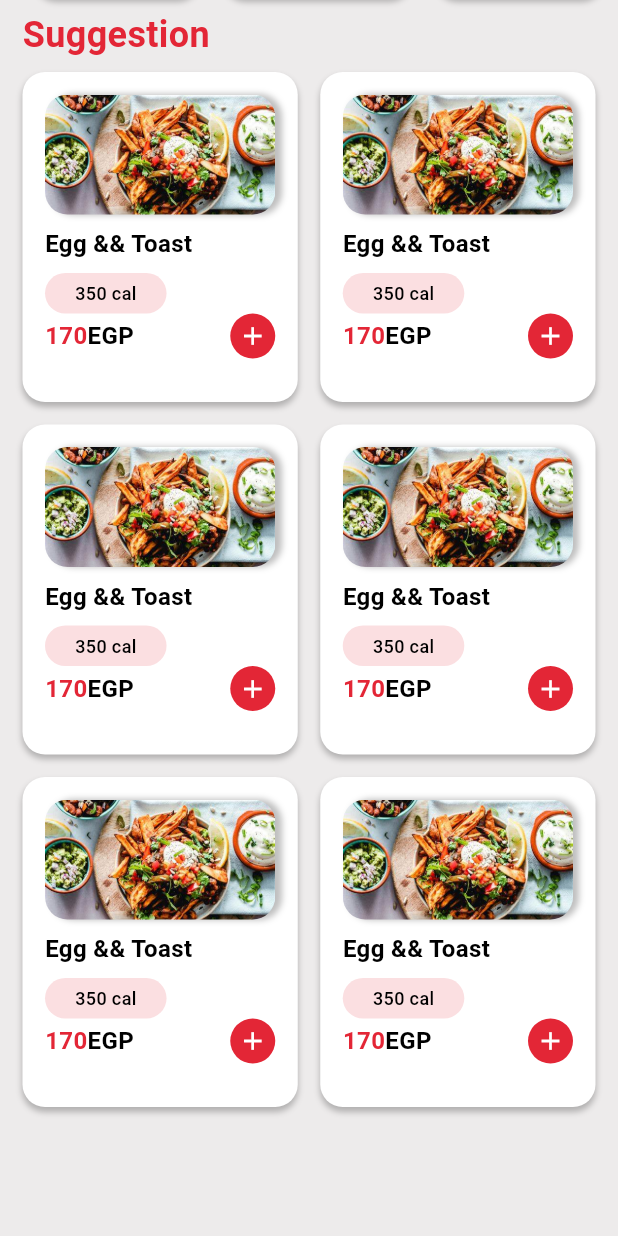
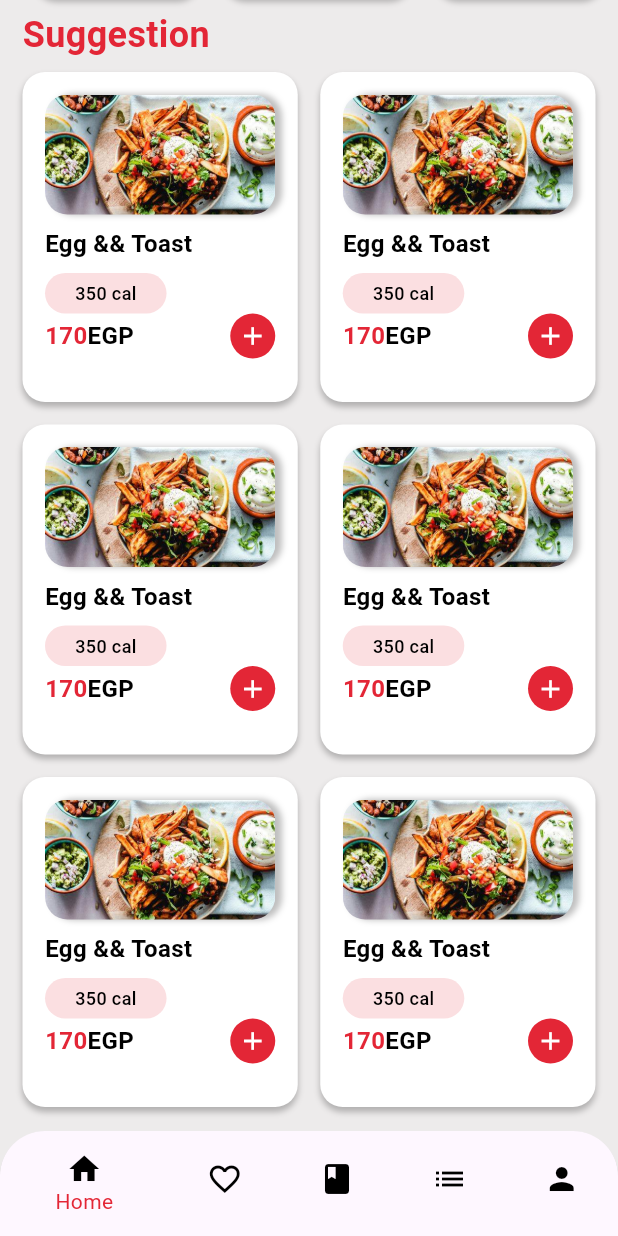
Before and after one commit to TechnoTitans-FitFat/FitFat-Flutter, a Flutter app: the MainScreen screen opened directly, scrolled down 576 dp, on a phone screen of 412 x 824 dp. Run offline on Flutter 3.47's test engine with Material 3 defaults, Android fonts, the phone set to English and light mode, and no system bars; our stand-ins replace firebase_auth, firebase_core, flutter_bloc, font_awesome_flutter, get, modal_progress_hud_nsn and 1 more; accounts and stored records are empty.

Commit message:
bottom navigation bar

```diff
--- a/lib/features/main/presentaion/views/main_screen.dart
+++ b/lib/features/main/presentaion/views/main_screen.dart
@@ -6,27 +6,27 @@ import 'package:fitfat/features/main/presentaion/widgets/custom_text_filed.dart'
 import 'package:fitfat/features/main/presentaion/widgets/custom_title.dart';
 import 'package:flutter/material.dart';
 
-class MainScreen extends StatelessWidget {
+class MainScreen extends StatefulWidget {
   const MainScreen({super.key});
 
   @override
-  Widget build(BuildContext context) {
-    return Scaffold(
-      backgroundColor: AppLightColor.backgroundColor,
-      body: SingleChildScrollView(
+  // ignore: library_private_types_in_public_api
+  _MainScreenState createState() => _MainScreenState();
+}
+
+class _MainScreenState extends State<MainScreen> {
+  int selectedIndex = 0;
+
+  static final List<Widget> screens = [
+    SingleChildScrollView(
       child: Padding(
-          padding: const EdgeInsets.symmetric(
-            horizontal: 15,
-            vertical: 10,
-          ),
+        padding: const EdgeInsets.symmetric(horizontal: 15, vertical: 10),
         child: Column(
           crossAxisAlignment: CrossAxisAlignment.start,
           children: [
             const CustomTextFiled(),
             Padding(
-                padding: const EdgeInsets.symmetric(
-                  vertical: 10,
-                ),
+              padding: const EdgeInsets.symmetric(vertical: 10),
               child: Container(
                 width: double.infinity,
                 height: 200,
@@ -38,16 +38,10 @@ class MainScreen extends StatelessWidget {
                       offset: const Offset(4, 0),
                     ),
                   ],
-                    borderRadius: const BorderRadius.all(
-                      Radius.circular(
-                        25,
-                      ),
-                    ),
+                  borderRadius: const BorderRadius.all(Radius.circular(25)),
                   image: const DecorationImage(
                     fit: BoxFit.cover,
-                      image: AssetImage(
-                        "imges/meal1.jpg",
-                      ),
+                    image: AssetImage("imges/meal1.jpg"),
                   ),
                 ),
               ),
@@ -55,26 +49,76 @@ class MainScreen extends StatelessWidget {
             const Row(
               mainAxisAlignment: MainAxisAlignment.center,
               children: [
-                  CustomDots(
-                    dotsColor: AppLightColor.mainColor,
+                CustomDots(dotsColor: AppLightColor.mainColor),
+                CustomDots(dotsColor: AppLightColor.greyColor),
+                CustomDots(dotsColor: AppLightColor.greyColor),
+              ],
             ),
-                  CustomDots(
-                    dotsColor: AppLightColor.greyColor,
+            const CustomTitle(title: 'Categories'),
+            const CategoriesList(),
+            const CustomTitle(title: 'Suggestion'),
+            const CustomSuggestionGridView(),
+          ],
         ),
-                  CustomDots(
-                    dotsColor: AppLightColor.greyColor,
+      ),
+    ),
+    const Center(child: Text('Favourite Screen')),
+    const Center(child: Text('Book Screen')),
+    const Center(child: Text('List Screen')),
+    const Center(child: Text('Profile Screen')),
+  ];
+
+  void onTapped(int index) {
+    setState(() {
+      selectedIndex = index;
+    });
+  }
+
+  @override
+  Widget build(BuildContext context) {
+    return Scaffold(
+      backgroundColor: AppLightColor.backgroundColor,
+      body: screens[selectedIndex],
+      bottomNavigationBar: SizedBox(
+        height: 70,
+        child: ClipRRect(
+          borderRadius: const BorderRadius.only(
+              topLeft: Radius.circular(30), topRight: Radius.circular(30)),
+          child: BottomNavigationBar(
+            items: const <BottomNavigationBarItem>[
+              BottomNavigationBarItem(
+                icon: Icon(
+                  Icons.home,
+                  color: AppLightColor.blackColor,
+                ),
+                label: 'Home',
+              ),
+              BottomNavigationBarItem(
+                icon: Icon(
+                  Icons.favorite_border,
+                  color: AppLightColor.blackColor,
+                ),
+                label: 'Favourite',
+              ),
+              BottomNavigationBarItem(
+                icon: Icon(
+                  Icons.book,
+                  color: AppLightColor.blackColor,
+                ),
+                label: 'Book',
+              ),
+              BottomNavigationBarItem(
+                icon: Icon(Icons.list, color: AppLightColor.blackColor),
+                label: 'List',
+              ),
+              BottomNavigationBarItem(
+                icon: Icon(Icons.person, color: AppLightColor.blackColor),
+                label: 'Profile',
               ),
             ],
-              ),
-              const CustomTitle(
-                title: 'Categories',
-              ),
-              const CategoriesList(),
-              const CustomTitle(
-                title: 'Suggestion',
-              ),
-              const CustomSuggestionGridView(),
-            ],
+            currentIndex: selectedIndex,
+            selectedItemColor: AppLightColor.mainColor,
+            onTap: onTapped,
           ),
         ),
       ),
--- a/lib/main.dart
+++ b/lib/main.dart
@@ -1,7 +1,7 @@
 import 'package:firebase_core/firebase_core.dart';
 import 'package:fitfat/features/auth/data/Cubit/blocs/auth_bloc/login_cubit.dart';
 import 'package:fitfat/features/auth/data/Cubit/blocs/auth_bloc/sign_up_cubit.dart';
-import 'package:fitfat/features/splash/presentaion/views/splash.dart';
+import 'package:fitfat/features/main/presentaion/views/main_screen.dart';
 import 'package:fitfat/firebase_options.dart';
 import 'package:flutter/material.dart';
 import 'package:flutter_bloc/flutter_bloc.dart';
@@ -32,7 +32,7 @@ class MyApp extends StatelessWidget {
       ],
       child: const GetMaterialApp(
         debugShowCheckedModeBanner: false,
-        home: SplashPage(),
+        home: MainScreen(),
       ),
     );
   }
```
Also changed, not shown: lib/features/auth/presintation/Wedgets/Customs/custom_animated_toggle.dart (+23 -16 lines), lib/features/auth/presintation/Wedgets/Customs/custom_textField.dart (+13 -3 lines), lib/features/auth/presintation/views/login_view.dart (+37 -15 lines), lib/features/auth/presintation/views/sign_up_view.dart (+42 -20 lines). Lines whose indentation alone changed are shown as unchanged.
